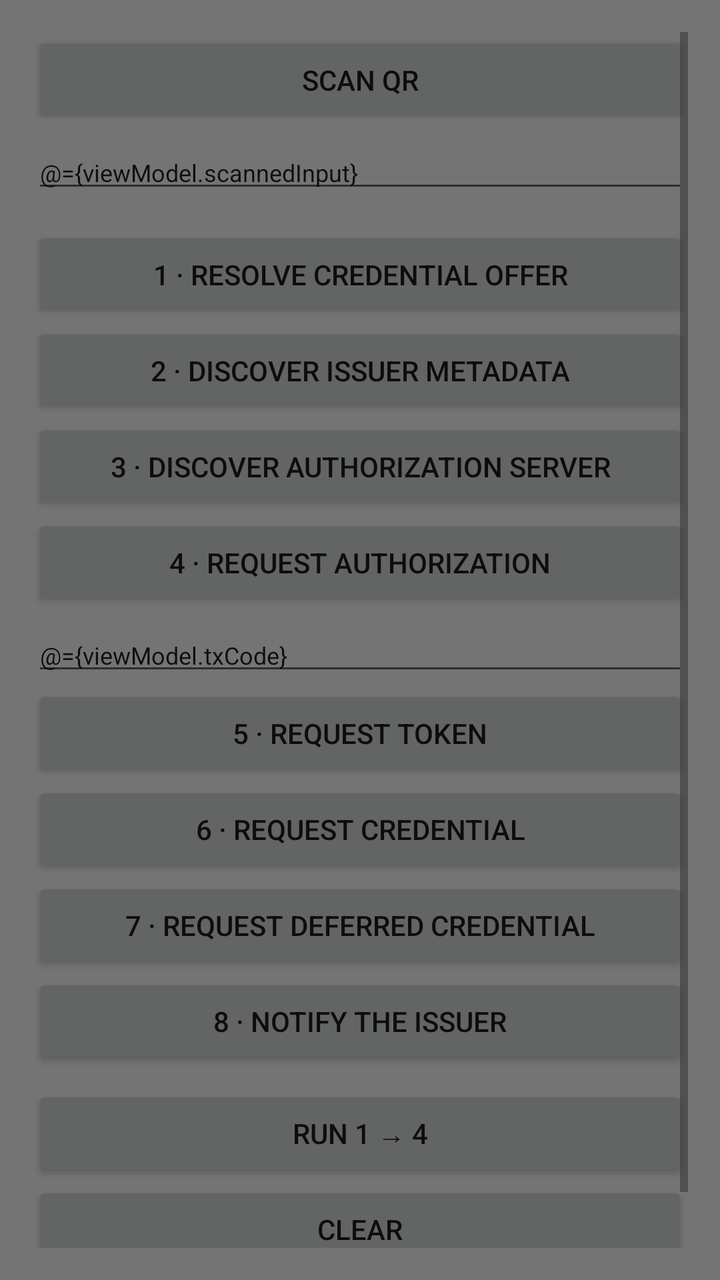
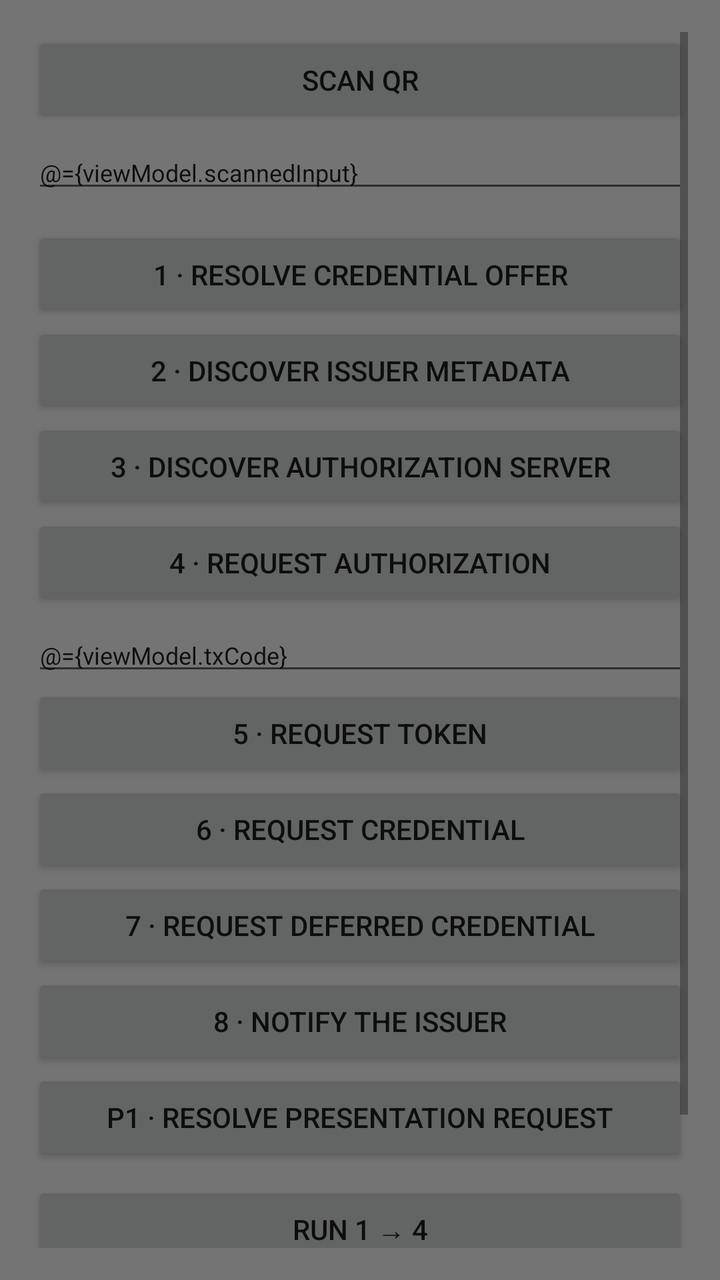

Before-and-after screenshots of an Android layout around one commit, followed by the original layout XML and the change that was made.
<!-- AndroidManifest.xml: activity theme Theme.AppCompat.Light -->
<!-- res/layout/activity_main.xml -->
<?xml version="1.0" encoding="utf-8"?>
<layout>

    <data>

        <import type="android.view.View" />

        <variable
            name="viewModel"
            type="com.ewc.eudiwalletoidcandroid.MainViewModel" />
    </data>

    <RelativeLayout xmlns:android="http://schemas.android.com/apk/res/android"
        android:layout_width="match_parent"
        android:layout_height="match_parent">

        <ScrollView
            android:layout_width="match_parent"
            android:layout_height="match_parent"
            android:padding="16dp">

            <LinearLayout
                android:layout_width="match_parent"
                android:layout_height="wrap_content"
                android:orientation="vertical">

                <Button
                    android:id="@+id/btnScan"
                    android:layout_width="match_parent"
                    android:layout_height="wrap_content"
                    android:text="@string/harness_scan" />

                <EditText
                    android:id="@+id/tvScanned"
                    android:layout_width="match_parent"
                    android:layout_height="wrap_content"
                    android:layout_marginTop="4dp"
                    android:layout_marginBottom="12dp"
                    android:maxLines="3"
                    android:ellipsize="middle"
                    android:textIsSelectable="true"
                    android:textSize="12sp"
                    android:text="@={viewModel.scannedInput}"
                    android:inputType="textUri"
                    android:hint="@string/harness_paste_hint" />

                <Button
                    android:id="@+id/btnResolveOffer"
                    android:layout_width="match_parent"
                    android:layout_height="wrap_content"
                    android:text="@string/harness_step_offer" />

                <Button
                    android:id="@+id/btnIssuerMetadata"
                    android:layout_width="match_parent"
                    android:layout_height="wrap_content"
                    android:text="@string/harness_step_issuer" />

                <Button
                    android:id="@+id/btnAuthServer"
                    android:layout_width="match_parent"
                    android:layout_height="wrap_content"
                    android:text="@string/harness_step_auth" />

                <Button
                    android:id="@+id/btnAuthorization"
                    android:layout_width="match_parent"
                    android:layout_height="wrap_content"
                    android:text="@string/harness_step_authorization" />

                <EditText
                    android:id="@+id/etTxCode"
                    android:layout_width="match_parent"
                    android:layout_height="wrap_content"
                    android:layout_marginTop="4dp"
                    android:textSize="12sp"
                    android:text="@={viewModel.txCode}"
                    android:inputType="number"
                    android:hint="@string/harness_tx_code_hint" />

                <Button
                    android:id="@+id/btnToken"
                    android:layout_width="match_parent"
                    android:layout_height="wrap_content"
                    android:text="@string/harness_step_token" />

                <Button
                    android:id="@+id/btnCredential"
                    android:layout_width="match_parent"
                    android:layout_height="wrap_content"
                    android:text="@string/harness_step_credential" />

                <Button
                    android:id="@+id/btnDeferred"
                    android:layout_width="match_parent"
                    android:layout_height="wrap_content"
                    android:text="@string/harness_step_deferred" />

                <Button
                    android:id="@+id/btnNotify"
                    android:layout_width="match_parent"
                    android:layout_height="wrap_content"
                    android:text="@string/harness_step_notify" />

                <Button
                    android:id="@+id/btnRunAll"
                    android:layout_width="match_parent"
                    android:layout_height="wrap_content"
                    android:layout_marginTop="8dp"
                    android:text="@string/harness_run_all" />

                <Button
                    android:id="@+id/btnClear"
                    android:layout_width="match_parent"
                    android:layout_height="wrap_content"
                    android:text="@string/harness_clear" />

                <TextView
                    android:id="@+id/tvOutput"
                    android:layout_width="match_parent"
                    android:layout_height="wrap_content"
                    android:layout_marginTop="16dp"
                    android:fontFamily="monospace"
                    android:textIsSelectable="true"
                    android:textSize="12sp"
                    android:text="@{viewModel.output}" />

            </LinearLayout>
        </ScrollView>

        <LinearLayout
            android:id="@+id/llProgressBar"
            android:layout_width="match_parent"
            android:layout_height="match_parent"
            android:background="#88000000"
            android:gravity="center"
            android:visibility="@{viewModel.isLoading ? View.VISIBLE : View.GONE}">

            <ProgressBar
                android:layout_width="wrap_content"
                android:layout_height="wrap_content" />
        </LinearLayout>
    </RelativeLayout>
</layout>
<!-- resources referenced by this layout -->
<resources>
  <string name="harness_clear">Clear</string>
  <string name="harness_paste_hint">Scan, or paste a credential offer link</string>
  <string name="harness_run_all">Run 1 → 4</string>
  <string name="harness_scan">Scan QR</string>
  <string name="harness_step_auth">3 · Discover authorization server</string>
  <string name="harness_step_authorization">4 · Request authorization</string>
  <string name="harness_step_credential">6 · Request credential</string>
  <string name="harness_step_deferred">7 · Request deferred credential</string>
  <string name="harness_step_issuer">2 · Discover issuer metadata</string>
  <string name="harness_step_notify">8 · Notify the issuer</string>
  <string name="harness_step_offer">1 · Resolve credential offer</string>
  <string name="harness_step_token">5 · Request token</string>
  <string name="harness_tx_code_hint">Transaction code (only if the offer declares tx_code)</string>
</resources>

<!-- the commit's change to res/layout/activity_main.xml (unified diff, before → after) -->
@@ -103,6 +103,12 @@
                     android:text="@string/harness_step_notify" />
 
                 <Button
+                    android:id="@+id/btnResolvePresentation"
+                    android:layout_width="match_parent"
+                    android:layout_height="wrap_content"
+                    android:text="@string/harness_step_presentation" />
+
+                <Button
                     android:id="@+id/btnRunAll"
                     android:layout_width="match_parent"
                     android:layout_height="wrap_content"
<!-- resource entries referenced after the edit -->
@@ -11,6 +11,7 @@
   <string name="harness_step_issuer">2 · Discover issuer metadata</string>
   <string name="harness_step_notify">8 · Notify the issuer</string>
   <string name="harness_step_offer">1 · Resolve credential offer</string>
+  <string name="harness_step_presentation">P1 · Resolve presentation request</string>
   <string name="harness_step_token">5 · Request token</string>
   <string name="harness_tx_code_hint">Transaction code (only if the offer declares tx_code)</string>
 </resources>
